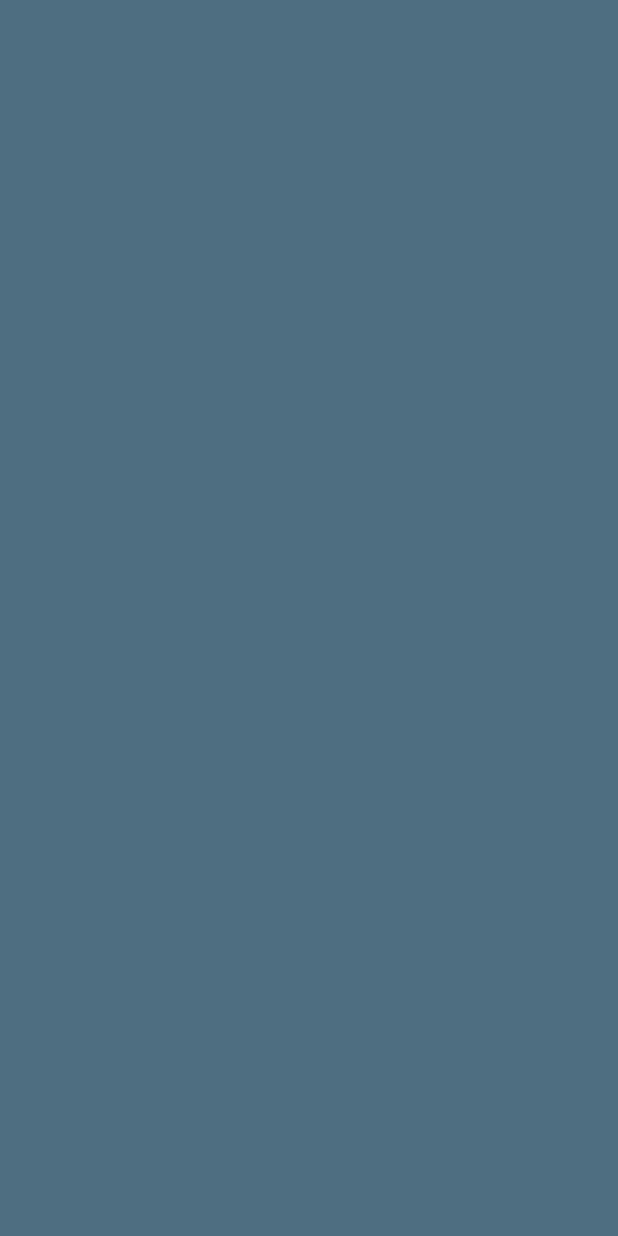
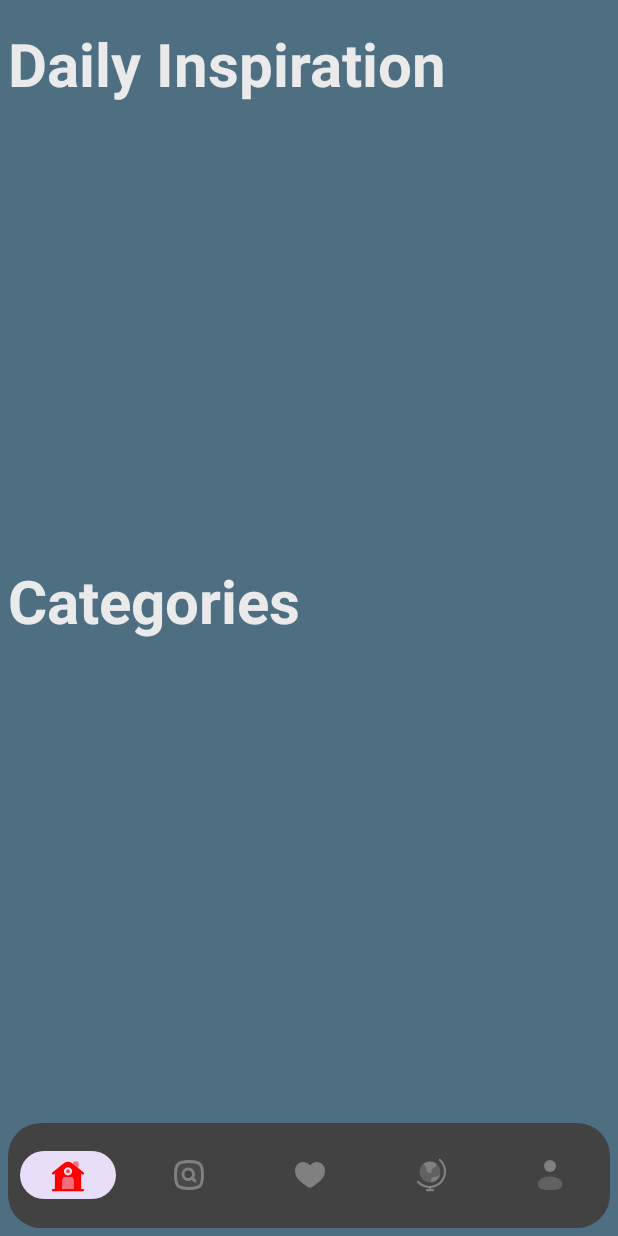
Before and after one commit to MuhammedEhabAND/Foody, an Android app: the HomeActivity screen opened directly, with no data from a screen before it, on a phone screen of 412 x 824 dp. Before the commit the screen is empty. Run offline under Robolectric (Android 15) with nearby library versions, the light colour scheme and no system bars; pictures from the network do not load; 1 statement that could not run was skipped.

Commit message:
adding navigation bar design to the home activity

```diff
--- /dev/null
+++ b/app/src/main/res/drawable-v24/bottom_background.xml
@@ -0,0 +1,7 @@
+<?xml version="1.0" encoding="utf-8"?>
+<shape xmlns:android="http://schemas.android.com/apk/res/android"
+    android:shape="rectangle">
+    <solid android:color="@color/cardview_dark_background"/>
+    <corners android:radius="22dp"/>
+
+</shape>
--- /dev/null
+++ b/app/src/main/res/drawable-v24/bottom_item_selector.xml
@@ -0,0 +1,7 @@
+<?xml version="1.0" encoding="utf-8"?>
+<selector xmlns:android="http://schemas.android.com/apk/res/android">
+    <item android:state_checked="true"
+        android:color="?attr/colorPrimary"/>
+    <item android:state_checked="false"
+        android:color="@color/Gray"/>
+</selector>
--- /dev/null
+++ b/app/src/main/res/drawable-v24/country_icon.xml
@@ -0,0 +1,21 @@
+<vector xmlns:android="http://schemas.android.com/apk/res/android"
+    android:width="800dp"
+    android:height="800dp"
+    android:viewportWidth="24"
+    android:viewportHeight="24">
+  <path
+      android:pathData="M12,10m-7,0a7,7 0,1 1,14 0a7,7 0,1 1,-14 0"
+      android:strokeAlpha="0.5"
+      android:fillColor="#FF0000"
+      android:fillAlpha="0.5"/>
+  <path
+      android:pathData="M9.602,8.213C9.471,6.754 8.346,5.395 7.8,4.897L7.498,4.639C8.715,3.616 10.285,3 12,3C13.549,3 14.981,3.503 16.14,4.356C16.304,4.853 15.992,5.892 15.665,6.389C15.546,6.57 15.277,6.793 14.982,7.005C14.316,7.483 13.477,7.72 13.05,8.6C12.928,8.852 12.933,9.098 12.992,9.311C13.034,9.465 13.061,9.632 13.061,9.796C13.063,10.324 12.528,10.706 12,10.7C10.625,10.685 9.725,9.577 9.602,8.213Z"
+      android:fillColor="#FF0000"/>
+  <path
+      android:pathData="M13.006,14.394C13.697,13.09 16.003,13.09 16.003,13.09C18.405,13.065 18.73,11.606 18.947,10.869C18.559,14.006 16.095,16.5 12.972,16.934C12.746,16.458 12.479,15.387 13.006,14.394Z"
+      android:fillColor="#FF0000"/>
+  <path
+      android:pathData="M18.003,1.5C18.28,1.191 18.754,1.165 19.063,1.441C21.325,3.466 22.75,6.41 22.75,9.687C22.75,15.438 18.361,20.165 12.75,20.7V21.25H14C14.414,21.25 14.75,21.586 14.75,22C14.75,22.414 14.414,22.75 14,22.75H10C9.586,22.75 9.25,22.414 9.25,22C9.25,21.586 9.586,21.25 10,21.25H11.25V20.742C8.149,20.621 5.375,19.224 3.441,17.063C3.165,16.754 3.191,16.28 3.5,16.003C3.808,15.727 4.283,15.753 4.559,16.062C6.311,18.02 8.855,19.25 11.687,19.25C16.969,19.25 21.25,14.969 21.25,9.687C21.25,6.855 20.02,4.311 18.062,2.559C17.753,2.283 17.727,1.808 18.003,1.5Z"
+      android:fillColor="#FF0000"
+      android:fillType="evenOdd"/>
+</vector>
--- /dev/null
+++ b/app/src/main/res/drawable-v24/favourite.xml
@@ -0,0 +1,9 @@
+<vector xmlns:android="http://schemas.android.com/apk/res/android"
+    android:width="800dp"
+    android:height="800dp"
+    android:viewportWidth="24"
+    android:viewportHeight="24">
+  <path
+      android:pathData="M2,9.137C2,14 6.019,16.591 8.962,18.911C10,19.729 11,20.5 12,20.5C13,20.5 14,19.729 15.038,18.911C17.981,16.591 22,14 22,9.137C22,4.274 16.5,0.825 12,5.501C7.5,0.825 2,4.274 2,9.137Z"
+      android:fillColor="#FF0000"/>
+</vector>
--- /dev/null
+++ b/app/src/main/res/drawable-v24/home_icon.xml
@@ -0,0 +1,14 @@
+<vector android:height="50dp" android:viewportHeight="24"
+    android:viewportWidth="24" android:width="50dp" xmlns:android="http://schemas.android.com/apk/res/android">
+    <path android:fillColor="?attr/colorPrimary" android:fillType="evenOdd" android:pathData="M21.531,11.586L20.75,10.96V21.25H22C22.414,21.25 22.75,21.586 22.75,22C22.75,22.414 22.414,22.75 22,22.75H2C1.586,22.75 1.25,22.414 1.25,22C1.25,21.586 1.586,21.25 2,21.25H3.25V10.96L2.469,11.586C2.145,11.844 1.673,11.792 1.414,11.469C1.156,11.145 1.208,10.673 1.532,10.414L9.657,3.914C11.027,2.818 12.973,2.818 14.343,3.914L22.469,10.414C22.792,10.673 22.844,11.145 22.586,11.469C22.327,11.792 21.855,11.844 21.531,11.586ZM12,6.75C10.481,6.75 9.25,7.981 9.25,9.5C9.25,11.019 10.481,12.25 12,12.25C13.519,12.25 14.75,11.019 14.75,9.5C14.75,7.981 13.519,6.75 12,6.75ZM13.746,13.312C13.287,13.25 12.714,13.25 12.049,13.25H11.951C11.286,13.25 10.713,13.25 10.254,13.312C9.763,13.378 9.291,13.527 8.909,13.909C8.527,14.291 8.378,14.763 8.312,15.254C8.25,15.713 8.25,16.286 8.25,16.951L8.25,21.25H9.75H14.25H15.75L15.75,16.951L15.75,16.827C15.75,16.215 15.746,15.684 15.688,15.254C15.622,14.763 15.473,14.291 15.091,13.909C14.709,13.527 14.238,13.378 13.746,13.312Z"/>
+    <path android:fillAlpha="0.5" android:fillColor="?attr/colorPrimary"
+        android:fillType="evenOdd"
+        android:pathData="M10.75,9.5C10.75,8.81 11.31,8.25 12,8.25C12.69,8.25 13.25,8.81 13.25,9.5C13.25,10.19 12.69,10.75 12,10.75C11.31,10.75 10.75,10.19 10.75,9.5Z" android:strokeAlpha="0.5"/>
+    <path android:fillAlpha="0.5" android:fillColor="?attr/colorPrimary"
+        android:fillType="evenOdd"
+        android:pathData="M10.75,9.5C10.75,8.81 11.31,8.25 12,8.25C12.69,8.25 13.25,8.81 13.25,9.5C13.25,10.19 12.69,10.75 12,10.75C11.31,10.75 10.75,10.19 10.75,9.5Z" android:strokeAlpha="0.5"/>
+    <path android:fillAlpha="0.5" android:fillColor="?attr/colorPrimary"
+        android:pathData="M12.049,13.25C12.714,13.25 13.287,13.25 13.746,13.312C14.238,13.378 14.709,13.527 15.091,13.909C15.473,14.291 15.622,14.762 15.688,15.254C15.746,15.684 15.75,16.215 15.75,16.827L15.75,21.25H8.25L8.25,16.951C8.25,16.286 8.25,15.713 8.312,15.254C8.378,14.762 8.527,14.291 8.909,13.909C9.291,13.527 9.763,13.378 10.254,13.312C10.713,13.25 11.286,13.25 11.951,13.25H12.049Z" android:strokeAlpha="0.5"/>
+    <path android:fillAlpha="0.5" android:fillColor="?attr/colorPrimary"
+        android:pathData="M16,3H18.5C18.776,3 19,3.224 19,3.5L19,7.64L15.5,4.84V3.5C15.5,3.224 15.724,3 16,3Z" android:strokeAlpha="0.5"/>
+</vector>
--- /dev/null
+++ b/app/src/main/res/drawable-v24/profile.xml
@@ -0,0 +1,6 @@
+<vector android:height="50dp" android:viewportHeight="24"
+    android:viewportWidth="24" android:width="50dp" xmlns:android="http://schemas.android.com/apk/res/android">
+    <path android:fillColor="?attr/colorPrimary" android:pathData="M12,6m-4,0a4,4 0,1 1,8 0a4,4 0,1 1,-8 0"/>
+    <path android:fillAlpha="0.5" android:fillColor="?attr/colorPrimary"
+        android:pathData="M20,17.5C20,19.985 20,22 12,22C4,22 4,19.985 4,17.5C4,15.015 7.582,13 12,13C16.418,13 20,15.015 20,17.5Z" android:strokeAlpha="0.5"/>
+</vector>
--- /dev/null
+++ b/app/src/main/res/drawable-v24/search.xml
@@ -0,0 +1,29 @@
+<vector xmlns:android="http://schemas.android.com/apk/res/android"
+    android:width="800dp"
+    android:height="800dp"
+    android:viewportWidth="24"
+    android:viewportHeight="24">
+  <path
+      android:pathData="M12,3C4.589,3 3,4.589 3,12C3,19.412 4.589,21 12,21C19.412,21 21,19.412 21,12C21,4.589 19.412,3 12,3ZM11.5,7.75C9.429,7.75 7.75,9.429 7.75,11.5C7.75,13.571 9.429,15.25 11.5,15.25C13.571,15.25 15.25,13.571 15.25,11.5C15.25,9.429 13.571,7.75 11.5,7.75Z"
+      android:strokeAlpha="0.1"
+      android:fillColor="#FF0000"
+      android:fillType="evenOdd"
+      android:fillAlpha="0.1"/>
+  <path
+      android:pathData="M3,12C3,4.589 4.589,3 12,3C19.412,3 21,4.589 21,12C21,19.412 19.412,21 12,21C4.589,21 3,19.412 3,12Z"
+      android:strokeWidth="2"
+      android:fillColor="#00000000"
+      android:strokeColor="#FF0000"/>
+  <path
+      android:pathData="M14,14L16,16"
+      android:strokeLineJoin="round"
+      android:strokeWidth="2"
+      android:fillColor="#00000000"
+      android:strokeColor="#FF0000"
+      android:strokeLineCap="round"/>
+  <path
+      android:pathData="M15,11.5C15,13.433 13.433,15 11.5,15C9.567,15 8,13.433 8,11.5C8,9.567 9.567,8 11.5,8C13.433,8 15,9.567 15,11.5Z"
+      android:strokeWidth="2"
+      android:fillColor="#00000000"
+      android:strokeColor="#FF0000"/>
+</vector>
--- a/app/src/main/res/layout/activity_home.xml
+++ b/app/src/main/res/layout/activity_home.xml
@@ -5,5 +5,36 @@
     android:layout_width="match_parent"
     android:layout_height="match_parent"
     tools:context=".HomeActivity">
+    <fragment
+        android:id="@+id/nav_host_fragment"
+        android:name="inc.moe.foody.home_feature.view.HomeFragment"
+        android:layout_width="0dp"
+        android:layout_height="0dp"
+        app:layout_constraintLeft_toLeftOf="parent"
+        app:layout_constraintRight_toRightOf="parent"
+        app:layout_constraintTop_toTopOf="parent"
+        app:layout_constraintBottom_toTopOf="@id/navigator_bar"
+
+        app:defaultNavHost="true"
+        app:navGraph="@navigation/nav_graph"
+        tools:layout="@layout/fragment_home" />
+
+    <com.google.android.material.bottomnavigation.BottomNavigationView
+        android:id="@+id/navigator_bar"
+        android:layout_width="match_parent"
+        android:layout_height="70dp"
+        android:layout_marginHorizontal="5dp"
+        android:layout_marginBottom="5dp"
+        android:background="@drawable/bottom_background"
+        app:itemIconTint="@drawable/bottom_item_selector"
+        app:labelVisibilityMode="unlabeled"
+        app:layout_constraintBottom_toBottomOf="parent"
+        app:layout_constraintEnd_toEndOf="parent"
+        app:layout_constraintHorizontal_bias="0.473"
+        app:layout_constraintStart_toStartOf="parent"
+        app:menu="@menu/bottom_menu">
+
+    </com.google.android.material.bottomnavigation.BottomNavigationView>
+
 
 </androidx.constraintlayout.widget.ConstraintLayout>
--- /dev/null
+++ b/app/src/main/res/menu/bottom_menu.xml
@@ -0,0 +1,9 @@
+<?xml version="1.0" encoding="utf-8"?>
+<menu xmlns:android="http://schemas.android.com/apk/res/android">
+
+    <item android:title="@string/home_bottom_icon" android:icon="@drawable/home_icon" />
+    <item android:title="@string/search_bottom_icon" android:icon="@drawable/search" />
+    <item android:title="@string/fav_bottom_icon" android:icon="@drawable/favourite" />
+    <item android:title="@string/country_bottom_icon" android:icon="@drawable/country_icon" />
+    <item android:title="@string/profile_bottom_icon" android:icon="@drawable/profile"/>
+</menu>
--- /dev/null
+++ b/app/src/main/res/navigation/nav_graph.xml
@@ -0,0 +1,13 @@
+<?xml version="1.0" encoding="utf-8"?>
+<navigation xmlns:android="http://schemas.android.com/apk/res/android"
+    xmlns:app="http://schemas.android.com/apk/res-auto"
+    xmlns:tools="http://schemas.android.com/tools"
+    android:id="@+id/nav_graph"
+    app:startDestination="@id/homeFragment">
+
+    <fragment
+        android:id="@+id/homeFragment"
+        android:name="inc.moe.foody.home_feature.view.HomeFragment"
+        android:label="@string/home_bottom_icon"
+        tools:layout="@layout/fragment_home" />
+</navigation>
```
